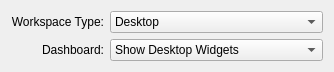
Qt form kcontrol/workspaceoptions/mainpage.ui (mgottschlag/kwin-tiling) before a commit.
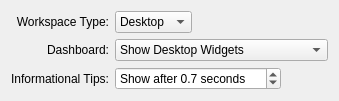
The same form after that commit.

Commit message: allow configuring the plasma tooltip delay value. reveals the feature in r1123803, which was based on a patch by "linux fan" (see bug 211593) BUG:211593

What changed in the file:
```diff
--- a/kcontrol/workspaceoptions/mainpage.ui
+++ b/kcontrol/workspaceoptions/mainpage.ui
@@ -6,8 +6,8 @@
    <rect>
     <x>0</x>
     <y>0</y>
-    <width>320</width>
-    <height>63</height>
+    <width>335</width>
+    <height>92</height>
    </rect>
   </property>
   <layout class="QGridLayout" name="gridLayout">
@@ -22,18 +22,35 @@
     </widget>
    </item>
    <item row="0" column="1">
-    <widget class="QComboBox" name="formFactor">
+    <layout class="QHBoxLayout" name="horizontalLayout_3">
      <item>
-      <property name="text">
-       <string comment="Form factor: desktop computer">Desktop</string>
-      </property>
+      <widget class="QComboBox" name="formFactor">
+       <item>
+        <property name="text">
+         <string comment="Form factor: desktop computer">Desktop</string>
+        </property>
+       </item>
+       <item>
+        <property name="text">
+         <string comment="Form factor: netbook computer">Netbook</string>
+        </property>
+       </item>
+      </widget>
      </item>
      <item>
-      <property name="text">
-       <string comment="Form factor: netbook computer">Netbook</string>
-      </property>
+      <spacer name="horizontalSpacer_4">
+       <property name="orientation">
+        <enum>Qt::Horizontal</enum>
+       </property>
+       <property name="sizeHint" stdset="0">
+        <size>
+         <width>40</width>
+         <height>20</height>
+        </size>
+       </property>
+      </spacer>
      </item>
-    </widget>
+    </layout>
    </item>
    <item row="1" column="0">
     <widget class="QLabel" name="dashboardLabel">
@@ -46,20 +63,108 @@
     </widget>
    </item>
    <item row="1" column="1">
-    <widget class="QComboBox" name="dashboardMode">
+    <layout class="QHBoxLayout" name="horizontalLayout_2">
      <item>
-      <property name="text">
-       <string>Show Desktop Widgets</string>
-      </property>
+      <widget class="QComboBox" name="dashboardMode">
+       <item>
+        <property name="text">
+         <string>Show Desktop Widgets</string>
+        </property>
+       </item>
+       <item>
+        <property name="text">
+         <string>Show an Independent Widget Set</string>
+        </property>
+       </item>
+      </widget>
      </item>
      <item>
-      <property name="text">
-       <string>Show an Independent Widget Set</string>
-      </property>
+      <spacer name="horizontalSpacer_3">
+       <property name="orientation">
+        <enum>Qt::Horizontal</enum>
+       </property>
+       <property name="sizeHint" stdset="0">
+        <size>
+         <width>40</width>
+         <height>20</height>
+        </size>
+       </property>
+      </spacer>
      </item>
+    </layout>
+   </item>
+   <item row="1" column="2">
+    <spacer name="horizontalSpacer">
+     <property name="orientation">
+      <enum>Qt::Horizontal</enum>
+     </property>
+     <property name="sizeHint" stdset="0">
+      <size>
+       <width>40</width>
+       <height>20</height>
+      </size>
+     </property>
+    </spacer>
+   </item>
+   <item row="2" column="0">
+    <widget class="QLabel" name="tooltipDelayLabel">
+     <property name="text">
+      <string>Informational Tips:</string>
+     </property>
+     <property name="alignment">
+      <set>Qt::AlignRight|Qt::AlignTrailing|Qt::AlignVCenter</set>
+     </property>
     </widget>
    </item>
    <item row="2" column="1">
+    <layout class="QHBoxLayout" name="horizontalLayout">
+     <item>
+      <widget class="QDoubleSpinBox" name="toolTipDelay">
+       <property name="sizePolicy">
+        <sizepolicy hsizetype="Minimum" vsizetype="Fixed">
+         <horstretch>10</horstretch>
+         <verstretch>0</verstretch>
+        </sizepolicy>
+       </property>
+       <property name="specialValueText">
+        <string>Do not show</string>
+       </property>
+       <property name="prefix">
+        <string>Show after </string>
+       </property>
+       <property name="suffix">
+        <string> seconds</string>
+       </property>
+       <property name="decimals">
+        <number>1</number>
+       </property>
+       <property name="minimum">
+        <double>-0.100000000000000</double>
+       </property>
+       <property name="singleStep">
+        <double>0.100000000000000</double>
+       </property>
+       <property name="value">
+        <double>0.700000000000000</double>
+       </property>
+      </widget>
+     </item>
+     <item>
+      <spacer name="horizontalSpacer_2">
+       <property name="orientation">
+        <enum>Qt::Horizontal</enum>
+       </property>
+       <property name="sizeHint" stdset="0">
+        <size>
+         <width>58</width>
+         <height>20</height>
+        </size>
+       </property>
+      </spacer>
+     </item>
+    </layout>
+   </item>
+   <item row="3" column="1">
     <spacer name="verticalSpacer">
      <property name="orientation">
       <enum>Qt::Vertical</enum>
@@ -72,19 +177,6 @@
      </property>
     </spacer>
    </item>
-   <item row="0" column="2">
-    <spacer name="horizontalSpacer">
-     <property name="orientation">
-      <enum>Qt::Horizontal</enum>
-     </property>
-     <property name="sizeHint" stdset="0">
-      <size>
-       <width>40</width>
-       <height>20</height>
-      </size>
-     </property>
-    </spacer>
-   </item>
   </layout>
  </widget>
  <resources/>
```
The commit also changes 1 other file.
